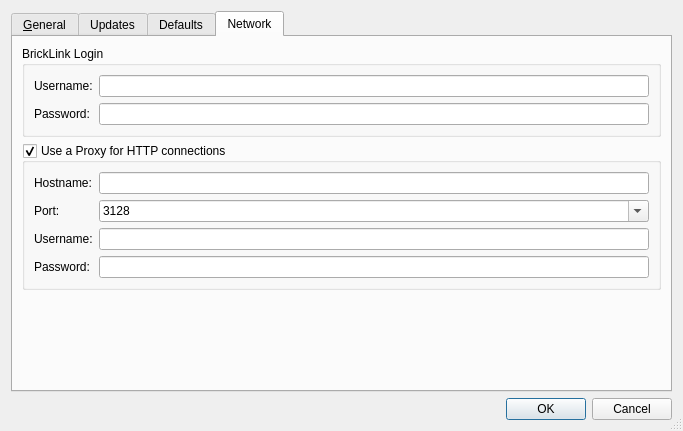
Above: src/settingsdialog.ui from rgriebl/brickstore before the change. Below: the same form after it.
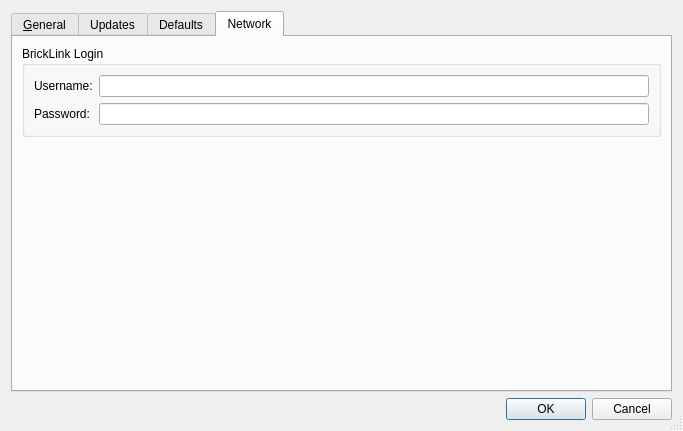
That is the form after the change. The open tabs and pages were chosen to show the change. Icons and pictures are not drawn.

Commit message: fix settings dialog

Patch:
```diff
--- a/src/settingsdialog.ui
+++ b/src/settingsdialog.ui
@@ -727,99 +727,6 @@
          </layout>
         </widget>
        </item>
-       <item>
-        <widget class="QGroupBox" name="w_proxy_enable">
-         <property name="title">
-          <string>Use a Proxy for HTTP connections</string>
-         </property>
-         <property name="flat">
-          <bool>false</bool>
-         </property>
-         <property name="checkable">
-          <bool>true</bool>
-         </property>
-         <layout class="QFormLayout" name="formLayout_2">
-          <item row="0" column="0">
-           <widget class="QLabel" name="label">
-            <property name="text">
-             <string>Hostname:</string>
-            </property>
-           </widget>
-          </item>
-          <item row="0" column="1">
-           <widget class="QLineEdit" name="w_proxy_host">
-            <property name="sizePolicy">
-             <sizepolicy hsizetype="Expanding" vsizetype="Fixed">
-              <horstretch>10</horstretch>
-              <verstretch>0</verstretch>
-             </sizepolicy>
-            </property>
-           </widget>
-          </item>
-          <item row="1" column="0">
-           <widget class="QLabel" name="label_2">
-            <property name="text">
-             <string>Port:</string>
-            </property>
-           </widget>
-          </item>
-          <item row="2" column="1">
-           <widget class="QLineEdit" name="w_proxy_user"/>
-          </item>
-          <item row="2" column="0">
-           <widget class="QLabel" name="label_14">
-            <property name="text">
-             <string>Username:</string>
-            </property>
-           </widget>
-          </item>
-          <item row="3" column="1">
-           <widget class="QLineEdit" name="w_proxy_pass">
-            <property name="echoMode">
-             <enum>QLineEdit::PasswordEchoOnEdit</enum>
-            </property>
-           </widget>
-          </item>
-          <item row="3" column="0">
-           <widget class="QLabel" name="label_15">
-            <property name="text">
-             <string>Password:</string>
-            </property>
-           </widget>
-          </item>
-          <item row="1" column="1">
-           <widget class="QComboBox" name="w_proxy_port">
-            <property name="editable">
-             <bool>true</bool>
-            </property>
-            <property name="insertPolicy">
-             <enum>QComboBox::NoInsert</enum>
-            </property>
-            <item>
-             <property name="text">
-              <string>3128</string>
-             </property>
-            </item>
-            <item>
-             <property name="text">
-              <string>8000</string>
-             </property>
-            </item>
-            <item>
-             <property name="text">
-              <string>8008</string>
-             </property>
-            </item>
-            <item>
-             <property name="text">
-              <string>8080</string>
-             </property>
-            </item>
-           </widget>
-          </item>
-         </layout>
-        </widget>
-       </item>
        <item>
         <spacer name="verticalSpacer">
          <property name="orientation">
```
Left out of the diff: 2 changed lines with no effect on the pictures. The commit also changes 3 other files.
